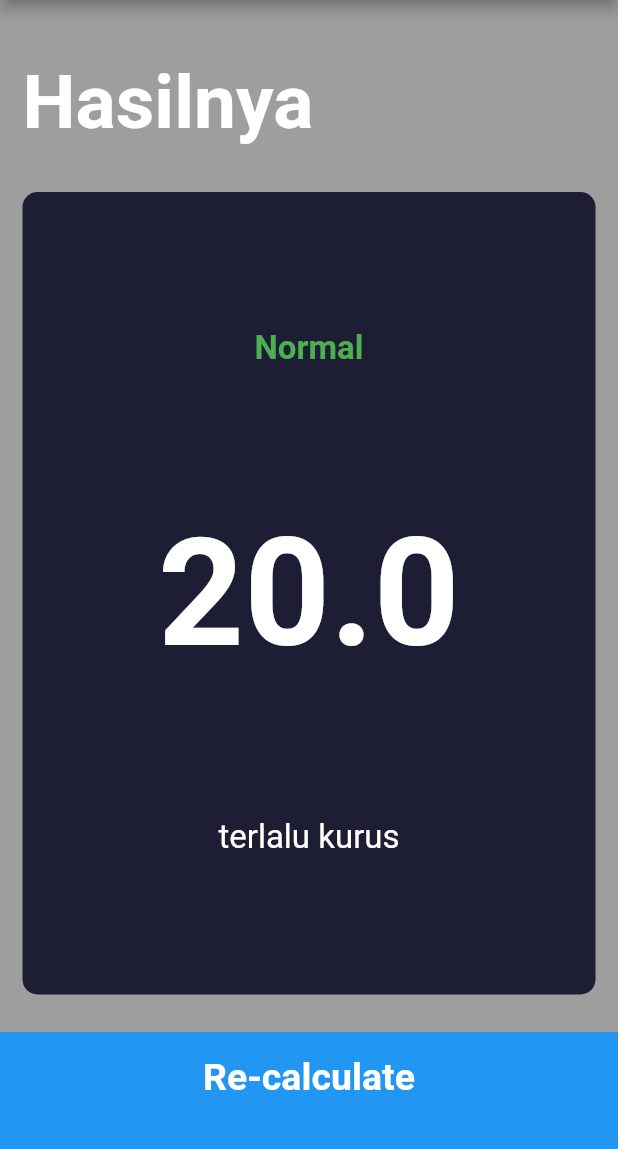
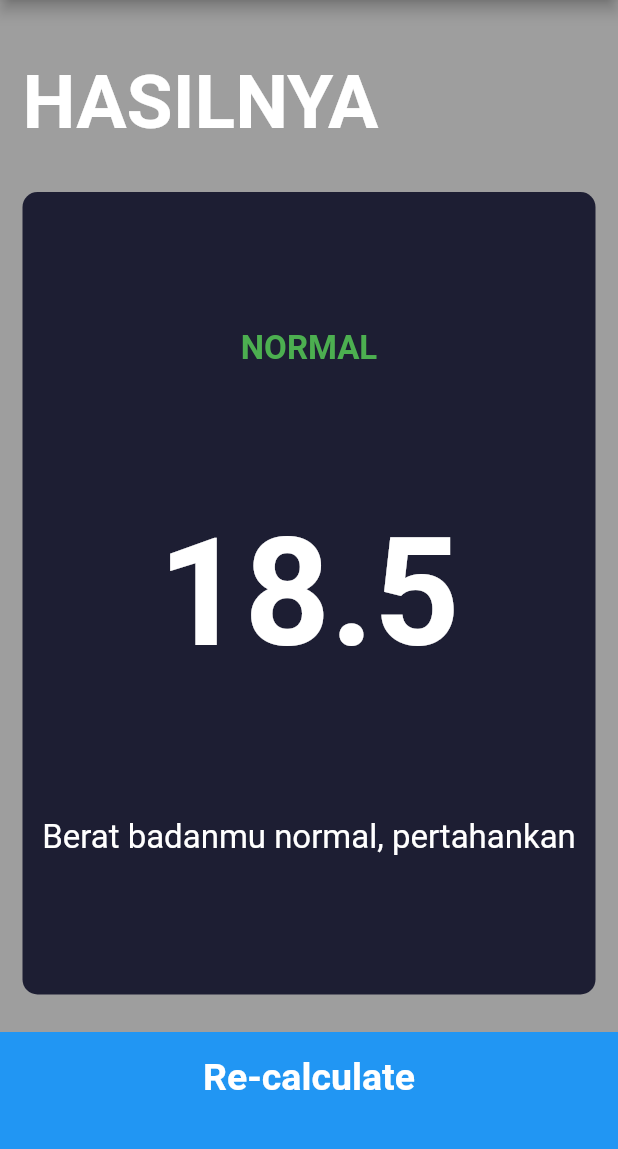
Before and after one commit to portgasalif/bmi_calculator, a Flutter app: the screen it shows after launch, after a tap on "Calculate", on a phone screen of 412 x 824 dp, the part 84-1233 px from its top. Run offline on Flutter 3.47's test engine with Material 2 defaults, Android fonts, the light colour scheme and no system bars; our stand-ins replace font_awesome_flutter.

Commit message:
Perubahan 5

```diff
--- a/lib/calculator_brain.dart
+++ b/lib/calculator_brain.dart
@@ -0,0 +1,36 @@
+import 'dart:math';
+
+class CalculatorBrain {
+  CalculatorBrain({required this.height, required this.weight});
+
+  final int height;
+  final int weight;
+
+  double _bmi = 0;
+
+  String calculateBMI() {
+    _bmi = weight / pow(height / 100, 2);
+    return _bmi.toStringAsFixed(1);
+  }
+
+
+  String getResult() {
+    if (_bmi >= 25) {
+      return ' Overweight';
+    } else if (_bmi > 18.5) {
+      return 'Normal';
+    } else {
+      return 'Underweight';
+    }
+  }
+
+  String getInterpretation() {
+    if (_bmi >= 25) {
+      return 'Berat badanmu kelebihan, ayo dijaga pola makannya dan olahraganya !';
+    } else if (_bmi >= 18.5) {
+      return 'Berat badanmu normal, pertahankan';
+    } else {
+      return 'Berat badanmu kurang, ayo tingkatkan lagi pola makan dan olahraganya !';
+    }
+  }
+}
--- a/lib/main.dart
+++ b/lib/main.dart
@@ -1,4 +1,3 @@
-import 'package:bmi_calculator/screens/result_page.dart';
 import 'package:flutter/material.dart';
 import 'screens/input_page.dart';
 
@@ -13,9 +12,6 @@ class BMICalculator extends StatelessWidget {
         primaryColor: Colors.black38,
         scaffoldBackgroundColor: Colors.black38,
       ),
-      routes: {
-        '/result_page': (context) => ResultPage(),
-      },
       home: InputPage(),
     );
   }
--- a/lib/screens/input_page.dart
+++ b/lib/screens/input_page.dart
@@ -1,3 +1,4 @@
+import 'package:bmi_calculator/screens/result_page.dart';
 import 'package:flutter/material.dart';
 import 'package:font_awesome_flutter/font_awesome_flutter.dart';
 import '../components/icon_content.dart';
@@ -5,6 +6,7 @@ import '../components/reusable_card.dart';
 import '../constant.dart';
 import '../components/bottom_button.dart';
 import '../components/round_icon_button.dart';
+import 'package:bmi_calculator/calculator_brain.dart';
 
 enum Gender {
   male,
@@ -72,6 +74,7 @@ class _InputPageState extends State<InputPage> {
             child: ReusableCard(
               warna: kActiveCardColor,
               cardChild: Column(
+                mainAxisAlignment: MainAxisAlignment.center,
                 children: <Widget>[
                   Text(
                     'Height',
@@ -107,7 +110,6 @@ class _InputPageState extends State<InputPage> {
                       max: 220.0,
                       inactiveColor: Colors.grey,
                       onChanged: (double newValue) {
-                        print(newValue);
                         setState(() {
                           height = newValue.round();
                         });
@@ -115,8 +117,7 @@ class _InputPageState extends State<InputPage> {
                     ),
                   ),
                 ],
-              ),
-              onPress: () {},
+              ), onPress: () {  },
             ),
           ),
           Expanded(
@@ -221,10 +222,21 @@ class _InputPageState extends State<InputPage> {
             ],
           )),
           BottomButton(
+            buttonTitle: 'Calculate',
             onTap: () {
-              Navigator.pushNamed(context, '/result_page');
+              CalculatorBrain calc =
+                  CalculatorBrain(height: height, weight: weight);
+              Navigator.push(
+                context,
+                MaterialPageRoute(
+                  builder: (context) => ResultPage(
+                    bmiResult: calc.calculateBMI(),
+                    resultText: calc.getResult(),
+                    interpretation: calc.getInterpretation(),
+                  ),
+                ),
+              );
             },
-            buttonTitle: 'Calculate',
           ),
         ],
       ),
--- a/lib/screens/result_page.dart
+++ b/lib/screens/result_page.dart
@@ -4,7 +4,14 @@ import 'package:flutter/material.dart';
 import '../constant.dart';
 
 class ResultPage extends StatelessWidget {
-  const ResultPage({super.key});
+  ResultPage(
+      {required this.bmiResult,
+      required this.resultText,
+      required this.interpretation});
+
+  final String bmiResult;
+  final String resultText;
+  final String interpretation;
 
   @override
   Widget build(BuildContext context) {
@@ -21,7 +28,7 @@ class ResultPage extends StatelessWidget {
               padding: EdgeInsets.all(15),
               alignment: Alignment.bottomLeft,
               child: Text(
-                'Hasilnya',
+                'Hasilnya'.toUpperCase(),
                 style: kTitleTextStyle,
               ),
             ),
@@ -35,15 +42,15 @@ class ResultPage extends StatelessWidget {
                   crossAxisAlignment: CrossAxisAlignment.center,
                   children: <Widget>[
                     Text(
-                      'Normal',
+                      resultText.toUpperCase(),
                       style: kResultTextStyle,
                     ),
                     Text(
-                      '20.0',
+                      bmiResult,
                       style: kBMITextStyle,
                     ),
                     Text(
-                      'terlalu kurus ',
+                      interpretation,
                       style: kBodyTextStyle,
                       textAlign: TextAlign.center,
                     ),
```
